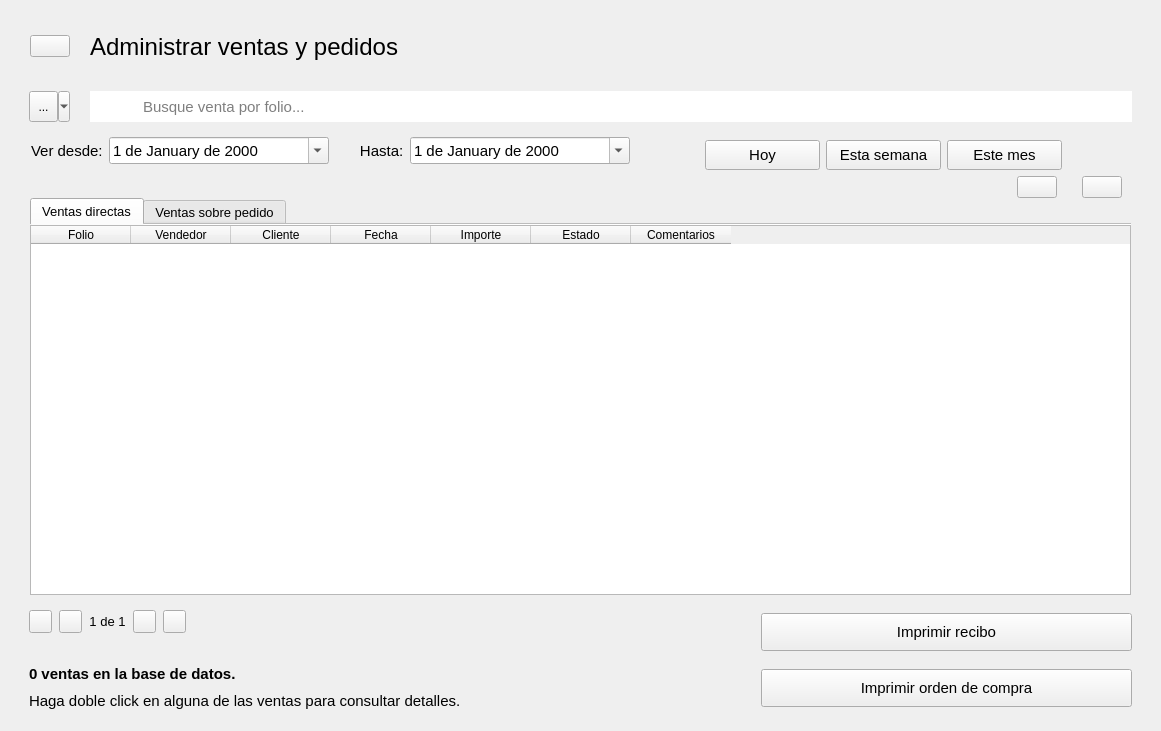
Old version of the form designer/Ui_AdministrarVentas.ui in the repository ivanperez-7/printpos.
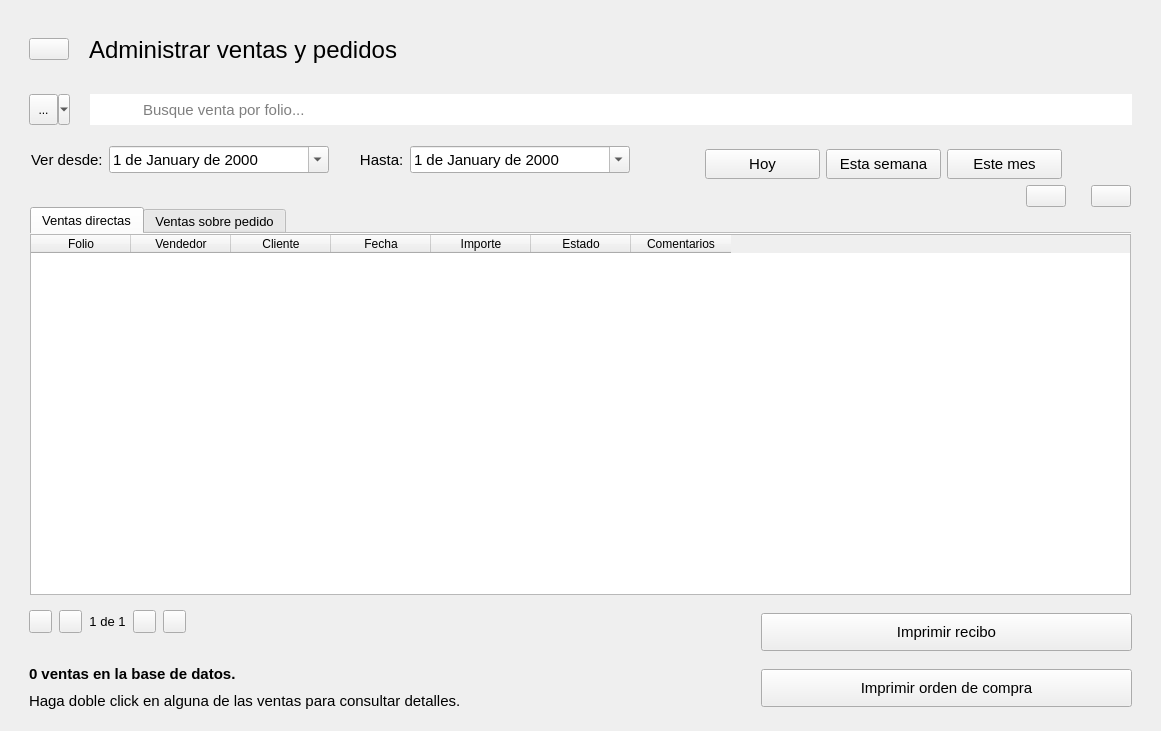
New version of the form. Icons and pictures are not drawn. Custom widgets are drawn as their Qt base class.

```diff
--- a/designer/Ui_AdministrarVentas.ui
+++ b/designer/Ui_AdministrarVentas.ui
@@ -14,6 +14,15 @@
    <string>Form</string>
   </property>
   <layout class="QVBoxLayout" name="verticalLayout">
+   <item>
+    <widget class="QFrame" name="frame_2">
+     <property name="styleSheet">
+      <string notr="true"/>
+     </property>
+     <layout class="QVBoxLayout" name="verticalLayout_2">
+      <property name="bottomMargin">
+       <number>0</number>
+      </property>
    <item alignment="Qt::AlignLeft">
     <widget class="QFrame" name="frame">
      <property name="styleSheet">
@@ -29,18 +38,6 @@
       <property name="spacing">
        <number>20</number>
       </property>
-      <property name="leftMargin">
-       <number>19</number>
-      </property>
-      <property name="topMargin">
-       <number>15</number>
-      </property>
-      <property name="rightMargin">
-       <number>19</number>
-      </property>
-      <property name="bottomMargin">
-       <number>0</number>
-      </property>
       <item>
        <widget class="ClickableIcon" name="btRegresar">
         <property name="toolTip">
@@ -80,18 +77,6 @@
     </widget>
    </item>
    <item>
-    <widget class="QFrame" name="frame_2">
-     <property name="styleSheet">
-      <string notr="true"/>
-     </property>
-     <layout class="QVBoxLayout" name="verticalLayout_2">
-      <property name="spacing">
-       <number>0</number>
-      </property>
-      <property name="bottomMargin">
-       <number>0</number>
-      </property>
-      <item>
        <widget class="QFrame" name="frame_4">
         <property name="styleSheet">
          <string notr="true">QFrame { border: none; }</string>
@@ -103,27 +88,6 @@
          <enum>QFrame::Raised</enum>
         </property>
         <layout class="QHBoxLayout" name="horizontalLayout_2">
-         <property name="leftMargin">
-          <number>0</number>
-         </property>
-         <property name="topMargin">
-          <number>0</number>
-         </property>
-         <property name="rightMargin">
-          <number>0</number>
-         </property>
-         <property name="bottomMargin">
-          <number>0</number>
-         </property>
-         <item>
-          <widget class="QFrame" name="frame_6">
-           <property name="frameShape">
-            <enum>QFrame::StyledPanel</enum>
-           </property>
-           <property name="frameShadow">
-            <enum>QFrame::Raised</enum>
-           </property>
-           <layout class="QHBoxLayout" name="horizontalLayout_4">
             <property name="spacing">
              <number>0</number>
             </property>
@@ -213,10 +177,7 @@
            </layout>
           </widget>
          </item>
-        </layout>
-       </widget>
-      </item>
-      <item alignment="Qt::AlignLeft">
+      <item>
        <widget class="QFrame" name="frame_11">
         <layout class="QHBoxLayout" name="horizontalLayout_10">
          <property name="topMargin">
@@ -590,6 +551,9 @@
          <property name="topMargin">
           <number>0</number>
          </property>
+         <property name="rightMargin">
+          <number>0</number>
+         </property>
          <property name="bottomMargin">
           <number>0</number>
          </property>
```
Lines whose indentation alone changed are shown as unchanged.
